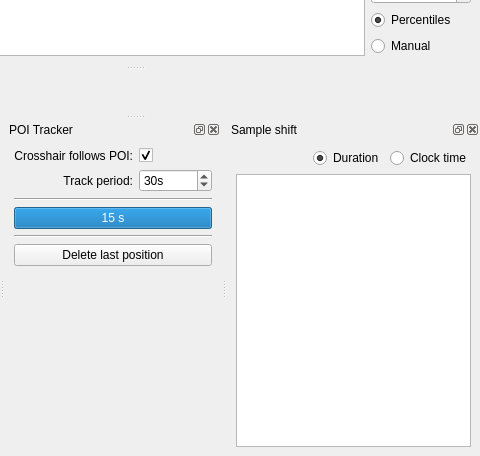
Ulm-IQO/qudi, file gui/poimanager/ui_poimangui.ui: the form before one commit; both pictures show x 211 to 691 and y 408 to 864 of the 691 by 864 pixel window.
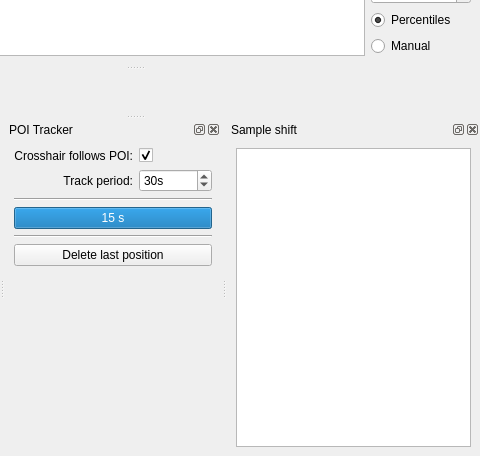
The form after the commit. Icons and pictures are not drawn. Custom widgets are drawn as their Qt base class.

Commit message: Overall polish of the poimanager (GUI and logic). Everything should be functional now. Transformation of the ROI is not implemented yet but was buggy/non-functional before anyway.

```diff
--- a/gui/poimanager/ui_poimangui.ui
+++ b/gui/poimanager/ui_poimangui.ui
@@ -638,6 +638,18 @@
    </widget>
   </widget>
   <widget class="QDockWidget" name="sample_shift_dockWidget">
+   <property name="sizePolicy">
+    <sizepolicy hsizetype="Expanding" vsizetype="Preferred">
+     <horstretch>0</horstretch>
+     <verstretch>0</verstretch>
+    </sizepolicy>
+   </property>
+   <property name="minimumSize">
+    <size>
+     <width>250</width>
+     <height>119</height>
+    </size>
+   </property>
    <property name="windowTitle">
     <string>Sample shift</string>
    </property>
@@ -647,49 +659,19 @@
    <widget class="QWidget" name="dockWidgetContents_6">
     <layout class="QVBoxLayout" name="verticalLayout_4">
      <item>
-      <layout class="QHBoxLayout" name="horizontalLayout_6">
-       <item>
-        <spacer name="horizontalSpacer_4">
-         <property name="orientation">
-          <enum>Qt::Horizontal</enum>
-         </property>
-         <property name="sizeHint" stdset="0">
-          <size>
-           <width>40</width>
-           <height>20</height>
-          </size>
-         </property>
-        </spacer>
-       </item>
-       <item>
-        <widget class="QRadioButton" name="display_shift_vs_duration_RadioButton">
-         <property name="text">
-          <string>Duration</string>
-         </property>
-         <property name="checked">
-          <bool>true</bool>
-         </property>
-        </widget>
-       </item>
-       <item>
-        <widget class="QRadioButton" name="display_shift_vs_clocktime_RadioButton">
-         <property name="text">
-          <string>Clock time</string>
+      <layout class="QGridLayout" name="gridLayout_3">
+       <item row="0" column="0">
+        <widget class="PlotWidget" name="sample_shift_ViewWidget">
+         <property name="sizePolicy">
+          <sizepolicy hsizetype="Expanding" vsizetype="Expanding">
+           <horstretch>0</horstretch>
+           <verstretch>0</verstretch>
+          </sizepolicy>
          </property>
         </widget>
        </item>
       </layout>
      </item>
-     <item>
-      <widget class="PlotWidget" name="sample_shift_ViewWidget">
-       <property name="sizePolicy">
-        <sizepolicy hsizetype="Expanding" vsizetype="Expanding">
-         <horstretch>0</horstretch>
-         <verstretch>6</verstretch>
-        </sizepolicy>
-       </property>
-      </widget>
-     </item>
     </layout>
    </widget>
   </widget>
```
Left out of the diff: 24 changed lines with no effect on the pictures. The commit also changes 2 other files.
